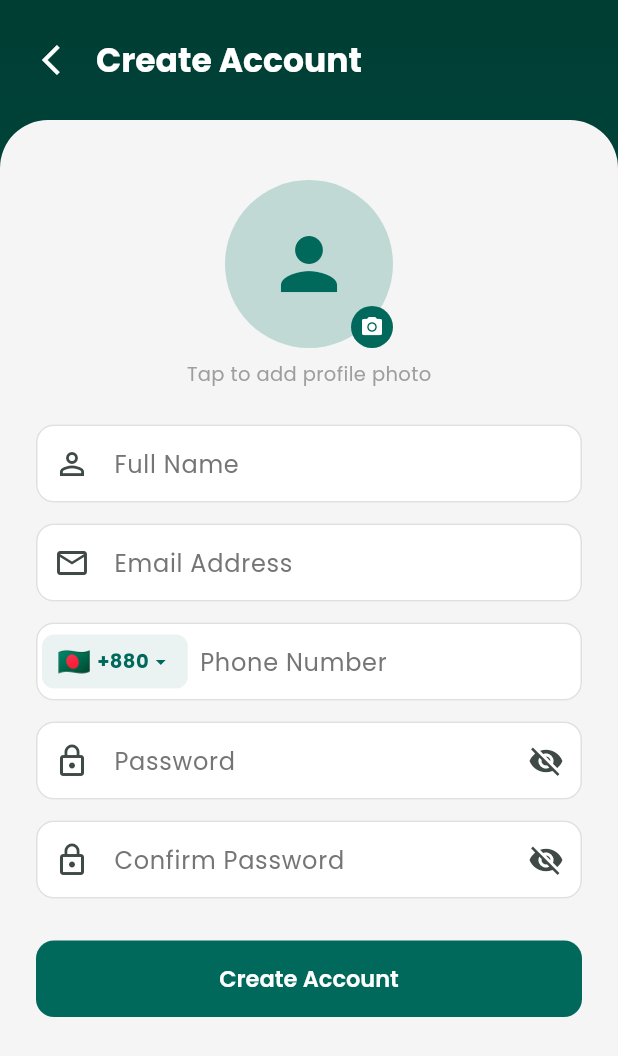
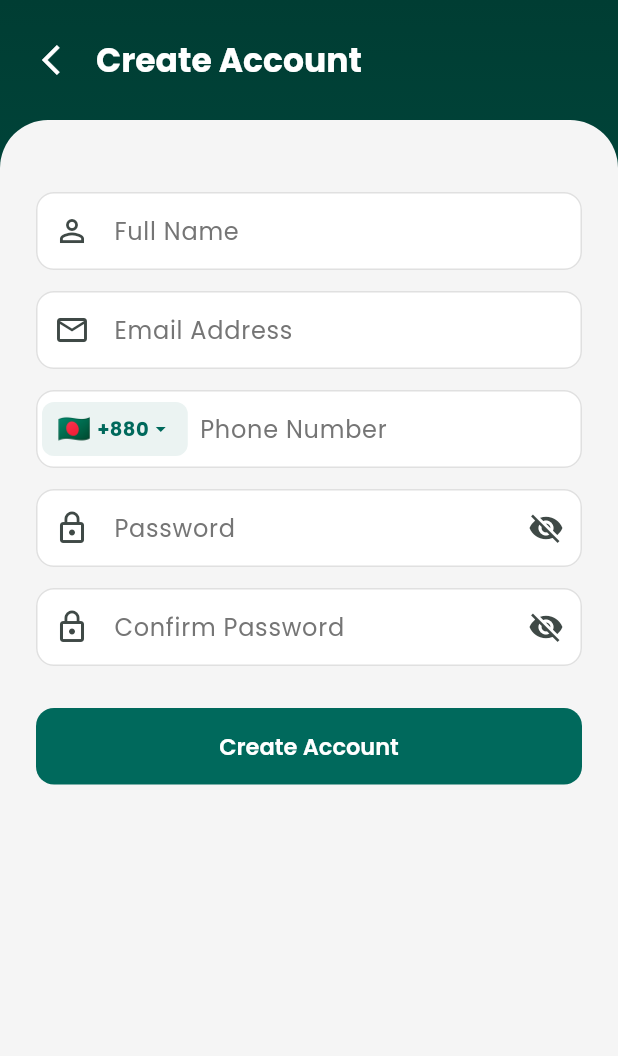
Before and after one commit to Sajib-IT/Mess-Duty, a Flutter app: the SignupView screen opened by its route, on a phone screen of 412 x 824 dp. Shown: the top 1056 px of the screen. Run offline on Flutter 3.47's test engine with Material 3 defaults, Android fonts, the phone set to English and light mode, and no system bars; our stand-ins replace awesome_notifications, cloud_firestore, firebase_auth, firebase_core, firebase_messaging, fl_chart and 2 more; accounts and stored records are empty.

Commit message:
feat: remove image picker functionality and related code from authentication and profile management

```diff
--- a/lib/app/views/auth/signup_view.dart
+++ b/lib/app/views/auth/signup_view.dart
@@ -63,42 +63,6 @@ class SignupView extends StatelessWidget {
                       key: formKey,
                       child: Column(
                         children: [
-                          const SizedBox(height: 16),
-                          // Profile photo picker
-                          Obx(() => GestureDetector(
-                                onTap: ctrl.pickImage,
-                                child: Stack(
-                                  children: [
-                                    CircleAvatar(
-                                      radius: 56,
-                                      backgroundColor: AppColors.primaryLight.withValues(alpha: 0.3),
-                                      backgroundImage: ctrl.selectedImage.value != null
-                                          ? FileImage(ctrl.selectedImage.value!)
-                                          : null,
-                                      child: ctrl.selectedImage.value == null
-                                          ? const Icon(Icons.person, size: 56, color: AppColors.primary)
-                                          : null,
-                                    ),
-                                    Positioned(
-                                      bottom: 0,
-                                      right: 0,
-                                      child: Container(
-                                        padding: const EdgeInsets.all(6),
-                                        decoration: const BoxDecoration(
-                                          color: AppColors.primary,
-                                          shape: BoxShape.circle,
-                                        ),
-                                        child: const Icon(Icons.camera_alt, size: 16, color: Colors.white),
-                                      ),
-                                    ),
-                                  ],
-                                ),
-                              )),
-                          const SizedBox(height: 8),
-                          Text(
-                            'Tap to add profile photo',
-                            style: TextStyle(color: Colors.grey.shade500, fontSize: 13),
-                          ),
                           const SizedBox(height: 24),
                           TextFormField(
                             controller: nameCtrl,
```
Also changed, not shown: lib/app/controllers/auth_controller.dart (+0 -12 lines), lib/app/controllers/profile_controller.dart (+0 -11 lines), lib/app/services/auth_service.dart (+0 -18 lines), lib/app/views/profile/profile_view.dart (+0 -29 lines), lib/app/widgets/shared_widgets.dart (+0 -8 lines), pubspec.yaml (+0 -8 lines), pubspec.lock.
